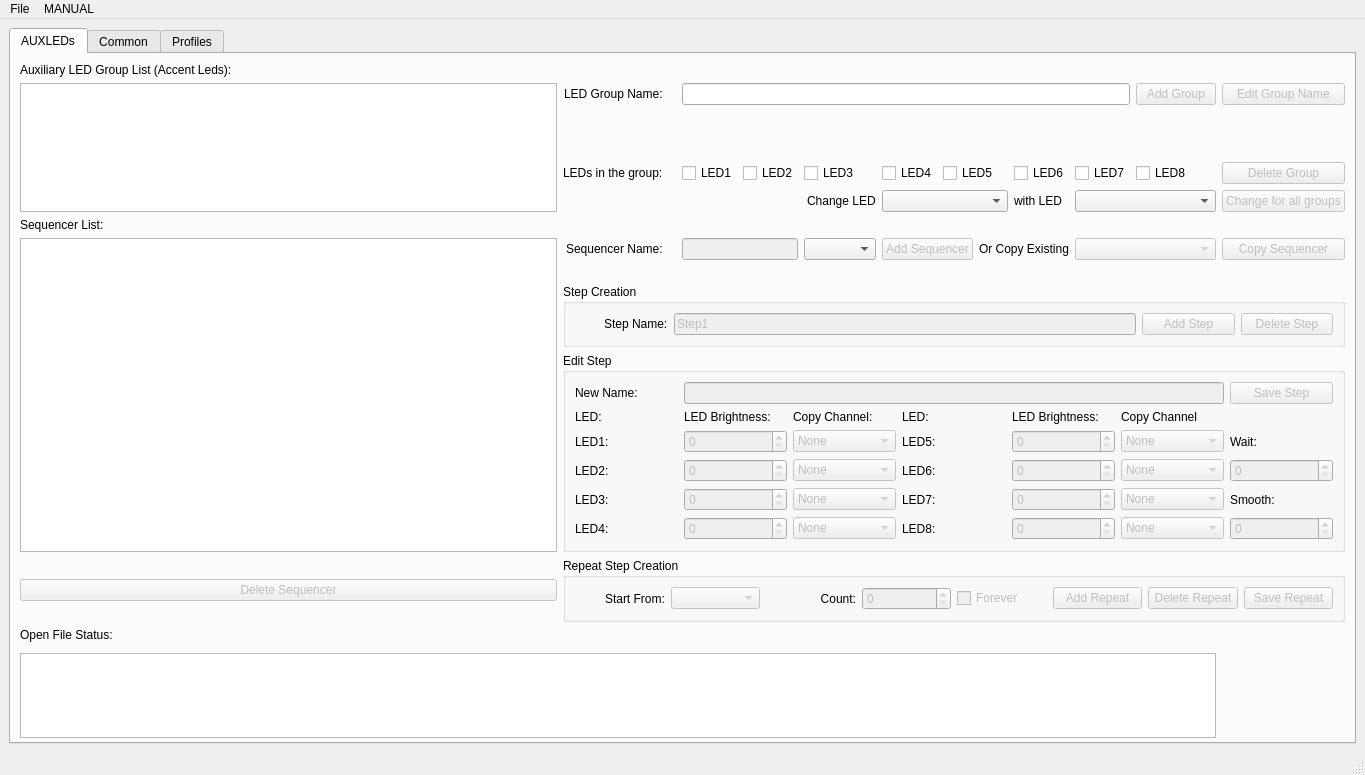
First picture: the form in Design.ui, repository notiel/ProfileEditorNew, before the edit.
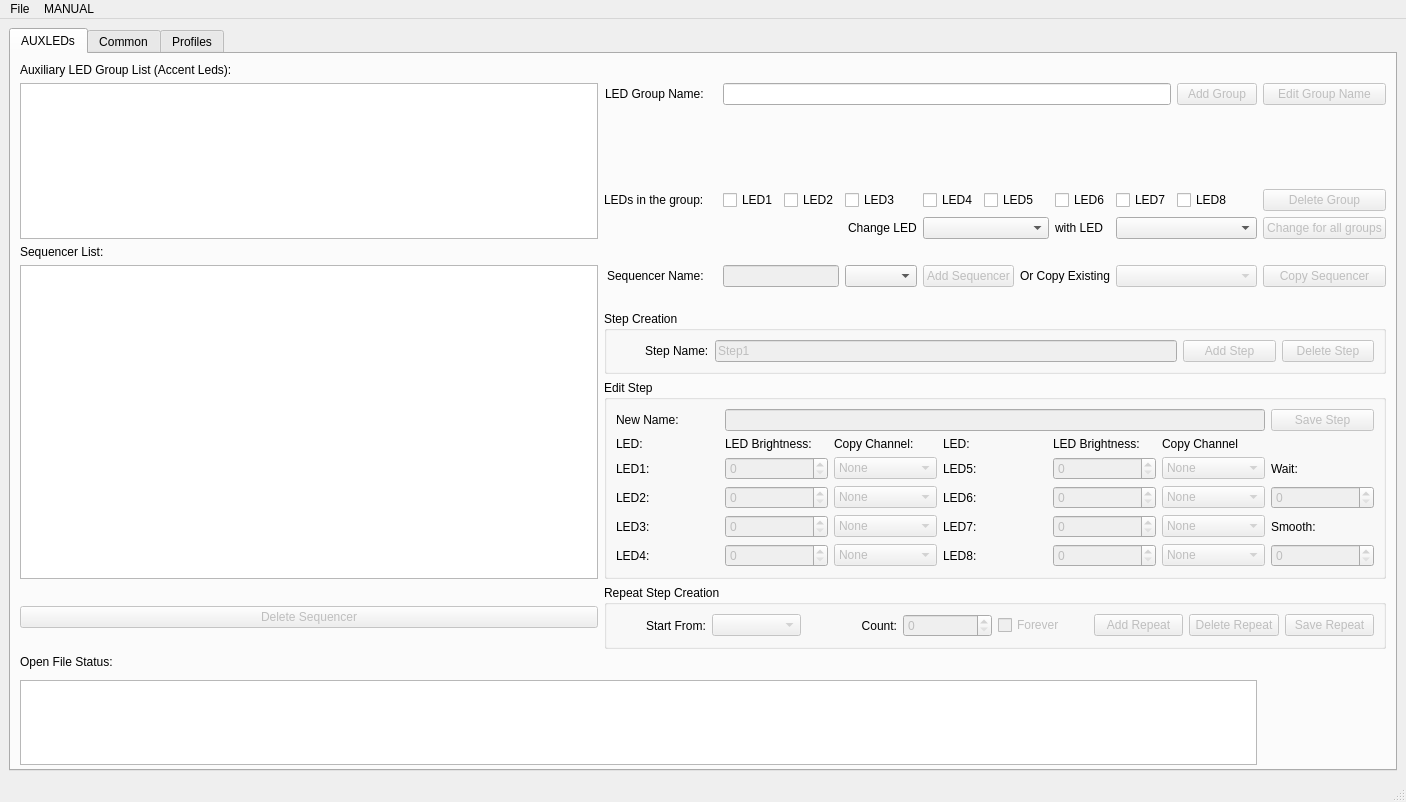
Second picture: the form after the edit. Icons and pictures are not drawn.

The edit to the form file:
```diff
--- a/Design.ui
+++ b/Design.ui
@@ -6,8 +6,8 @@
    <rect>
     <x>0</x>
     <y>0</y>
-    <width>1365</width>
-    <height>775</height>
+    <width>1406</width>
+    <height>802</height>
    </rect>
   </property>
   <property name="windowTitle">
@@ -23,14 +23,14 @@
      <widget class="QTabWidget" name="tabWidget">
       <property name="minimumSize">
        <size>
-        <width>1240</width>
-        <height>87</height>
+        <width>1300</width>
+        <height>700</height>
        </size>
       </property>
       <property name="maximumSize">
        <size>
-        <width>3000</width>
-        <height>16777215</height>
+        <width>1600</width>
+        <height>1000</height>
        </size>
       </property>
       <property name="currentIndex">
@@ -3603,7 +3603,7 @@
     <rect>
      <x>0</x>
      <y>0</y>
-     <width>1365</width>
+     <width>1406</width>
      <height>26</height>
     </rect>
    </property>
```
